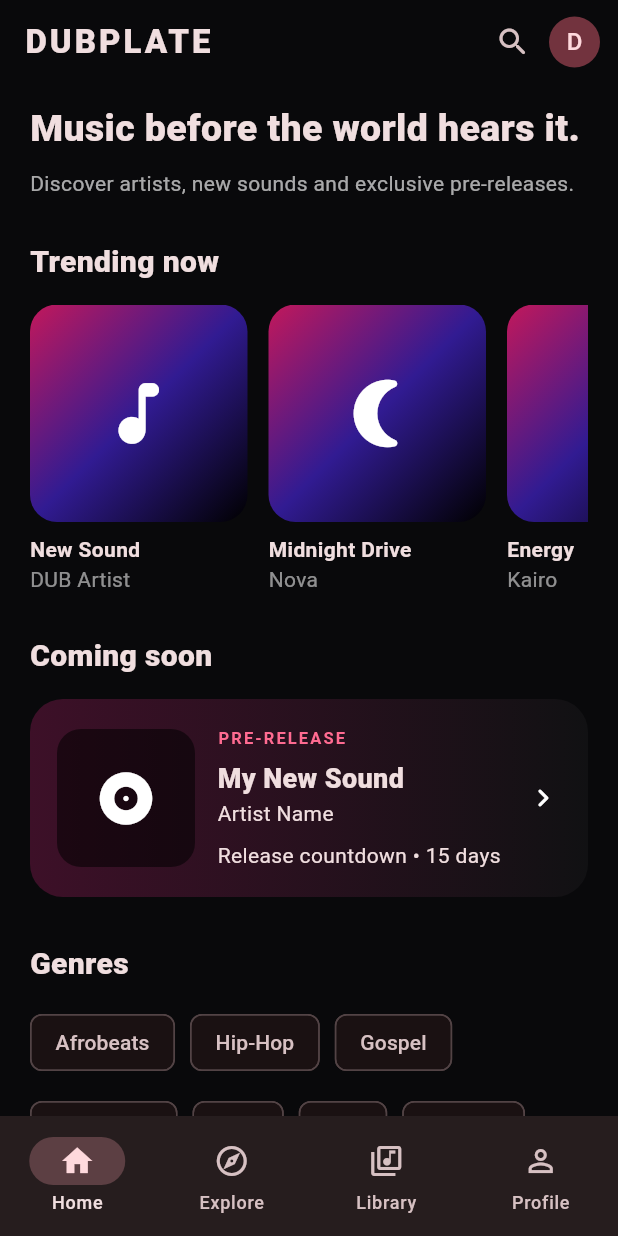
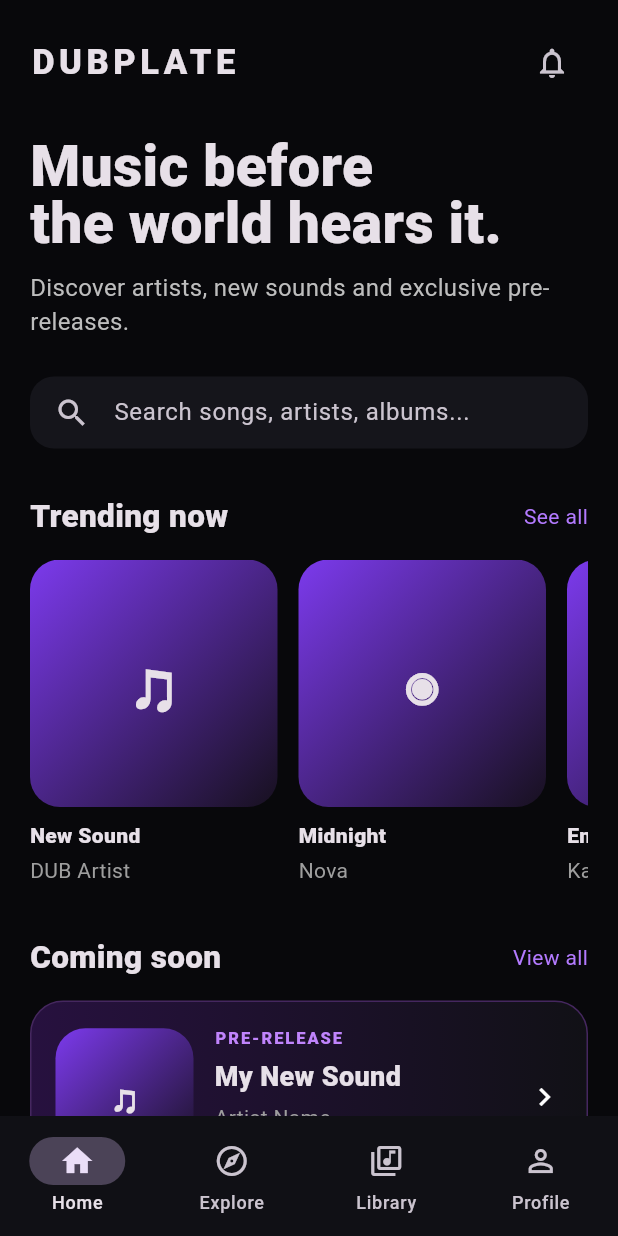
Before and after one commit to adeyemionidajo-bit/debplate, a Flutter app: the screen it shows after launch, on a phone screen of 412 x 824 dp. Run offline on Flutter 3.47's test engine with Material 3 defaults, Android fonts, the phone set to English and light mode, and no system bars.

Commit message:
Build DUBPLATE mobile app screens and player

```diff
--- a/lib/main.dart
+++ b/lib/main.dart
@@ -4,110 +4,58 @@ void main() => runApp(const DubplateApp());
 
 class DubplateApp extends StatelessWidget {
   const DubplateApp({super.key});
+  @override
+  Widget build(BuildContext context) => MaterialApp(
+    title: 'DUBPLATE',
+    debugShowCheckedModeBanner: false,
+    theme: ThemeData(
+      brightness: Brightness.dark,
+      scaffoldBackgroundColor: const Color(0xFF08080B),
+      colorScheme: ColorScheme.fromSeed(seedColor: const Color(0xFF9B5CFF), brightness: Brightness.dark),
+      useMaterial3: true,
+    ),
+    home: const DubplateShell(),
+  );
+}
+
+class Track {
+  final String title, artist, symbol;
+  const Track(this.title, this.artist, this.symbol);
+}
+
+const tracks = [
+  Track('New Sound', 'DUB Artist', '♫'),
+  Track('Midnight', 'Nova', '◉'),
+  Track('Energy', 'Kairo', '⚡'),
+  Track('After Rain', 'Maya', '☼'),
+  Track('Lagos Nights', 'The Wave', '◌'),
+];
+
+class DubplateShell extends StatefulWidget {
+  const DubplateShell({super.key});
+  @override State<DubplateShell> createState() => _DubplateShellState();
+}
+
+class _DubplateShellState extends State<DubplateShell> {
+  int tab = 0;
+  int? selected;
+  bool playing = false;
+
+  void play(int index) => setState(() { selected = index; playing = true; });
 
   @override
   Widget build(BuildContext context) {
-    return MaterialApp(
-      debugShowCheckedModeBanner: false,
-      title: 'DUBPLATE',
-      theme: ThemeData(
-        brightness: Brightness.dark,
-        scaffoldBackgroundColor: const Color(0xFF09090B),
-        colorScheme: ColorScheme.fromSeed(
-          seedColor: const Color(0xFFFF3D71),
-          brightness: Brightness.dark,
-        ),
-        useMaterial3: true,
-      ),
-      home: const HomePage(),
-    );
-  }
-}
-
-class HomePage extends StatefulWidget {
-  const HomePage({super.key});
-
-  @override
-  State<HomePage> createState() => _HomePageState();
-}
-
-class _HomePageState extends State<HomePage> {
-  int selectedIndex = 0;
-  bool isPlaying = false;
-
-  final titles = ['New Sound', 'Midnight Drive', 'Energy', 'After Rain', 'Lagos Nights'];
-  final artists = ['DUB Artist', 'Nova', 'Kairo', 'Maya', 'The Wave'];
-
-  @override
-  Widget build(BuildContext context) {
+    final pages = [_home(), _explore(), _library(), _profile()];
     return Scaffold(
-      appBar: AppBar(
-        backgroundColor: Colors.transparent,
-        title: const Text('DUBPLATE', style: TextStyle(fontWeight: FontWeight.w900, letterSpacing: 2)),
-        actions: [
-          IconButton(onPressed: () {}, icon: const Icon(Icons.search_rounded)),
-          const Padding(padding: EdgeInsets.only(right: 12), child: CircleAvatar(radius: 17, child: Text('D'))),
-        ],
-      ),
-      body: ListView(
-        padding: const EdgeInsets.fromLTRB(20, 12, 20, 120),
-        children: [
-          const Text('Music before the world hears it.', style: TextStyle(fontSize: 25, fontWeight: FontWeight.w800)),
-          const SizedBox(height: 8),
-          Text('Discover artists, new sounds and exclusive pre-releases.', style: TextStyle(color: Colors.white.withOpacity(.65))),
-          const SizedBox(height: 28),
-          const SectionTitle('Trending now'),
-          const SizedBox(height: 14),
-          SizedBox(
-            height: 190,
-            child: ListView.separated(
-              scrollDirection: Axis.horizontal,
-              itemCount: titles.length,
-              separatorBuilder: (_, __) => const SizedBox(width: 14),
-              itemBuilder: (_, i) => GestureDetector(
-                onTap: () => setState(() => isPlaying = true),
-                child: MusicCard(title: titles[i], artist: artists[i], index: i),
-              ),
-            ),
-          ),
-          const SizedBox(height: 30),
-          const SectionTitle('Coming soon'),
-          const SizedBox(height: 14),
-          GestureDetector(
-            onTap: () => setState(() => isPlaying = true),
-            child: const PreReleaseCard(),
-          ),
-          const SizedBox(height: 30),
-          const SectionTitle('Genres'),
-          const SizedBox(height: 14),
-          Wrap(
-            spacing: 10,
-            runSpacing: 10,
-            children: ['Afrobeats', 'Hip-Hop', 'Gospel', 'Amapiano', 'R&B', 'Pop', 'Reggae', 'Jazz']
-                .map((g) => Chip(label: Text(g)))
-                .toList(),
-          ),
-        ],
-      ),
+      body: SafeArea(child: pages[tab]),
       bottomNavigationBar: Column(
         mainAxisSize: MainAxisSize.min,
         children: [
-          if (isPlaying)
-            Container(
-              margin: const EdgeInsets.symmetric(horizontal: 10, vertical: 6),
-              padding: const EdgeInsets.symmetric(horizontal: 10, vertical: 6),
-              decoration: BoxDecoration(color: const Color(0xFF1A1A1D), borderRadius: BorderRadius.circular(15)),
-              child: Row(children: [
-                const Icon(Icons.album_rounded, size: 38),
-                const SizedBox(width: 10),
-                const Expanded(child: Column(crossAxisAlignment: CrossAxisAlignment.start, children: [Text('Midnight Drive', style: TextStyle(fontWeight: FontWeight.bold)), Text('Nova', style: TextStyle(color: Colors.white54, fontSize: 11))])),
-                IconButton(onPressed: () => setState(() => isPlaying = !isPlaying), icon: Icon(isPlaying ? Icons.pause_circle_filled : Icons.play_circle_fill)),
-                IconButton(onPressed: () {}, icon: const Icon(Icons.skip_next)),
-              ]),
-            ),
+          if (selected != null) _miniPlayer(),
           NavigationBar(
-            selectedIndex: selectedIndex,
-            onDestinationSelected: (index) => setState(() => selectedIndex = index),
+            selectedIndex: tab,
+            onDestinationSelected: (i) => setState(() => tab = i),
+            backgroundColor: const Color(0xFF101015),
             destinations: const [
               NavigationDestination(icon: Icon(Icons.home_outlined), selectedIcon: Icon(Icons.home), label: 'Home'),
               NavigationDestination(icon: Icon(Icons.explore_outlined), selectedIcon: Icon(Icons.explore), label: 'Explore'),
@@ -119,64 +67,130 @@ class _HomePageState extends State<HomePage> {
       ),
     );
   }
-}
 
-class SectionTitle extends StatelessWidget {
-  final String title;
-  const SectionTitle(this.title, {super.key});
-  @override
-  Widget build(BuildContext context) => Text(title, style: const TextStyle(fontSize: 20, fontWeight: FontWeight.w800));
-}
+  Widget _home() => CustomScrollView(slivers: [
+    SliverPadding(
+      padding: const EdgeInsets.fromLTRB(20, 18, 20, 30),
+      sliver: SliverList(delegate: SliverChildListDelegate([
+        Row(children: [
+          const Expanded(child: Text('DUBPLATE', style: TextStyle(fontSize: 23, fontWeight: FontWeight.w900, letterSpacing: 3))),
+          IconButton(onPressed: () {}, icon: const Icon(Icons.notifications_none)),
+        ]),
+        const SizedBox(height: 26),
+        const Text('Music before\nthe world hears it.', style: TextStyle(fontSize: 38, height: 1, fontWeight: FontWeight.w900)),
+        const SizedBox(height: 12),
+        Text('Discover artists, new sounds and exclusive pre-releases.', style: TextStyle(color: Colors.grey.shade400, fontSize: 16)),
+        const SizedBox(height: 25),
+        _searchBox(),
+        const SizedBox(height: 30),
+        _heading('Trending now', 'See all'),
+        const SizedBox(height: 14),
+        SizedBox(height: 225, child: ListView.separated(
+          scrollDirection: Axis.horizontal,
+          itemCount: tracks.length,
+          separatorBuilder: (_, __) => const SizedBox(width: 14),
+          itemBuilder: (_, i) => GestureDetector(
+            onTap: () => play(i),
+            child: SizedBox(width: 165, child: Column(crossAxisAlignment: CrossAxisAlignment.start, children: [
+              _cover(tracks[i].symbol, 165),
+              const SizedBox(height: 9),
+              Text(tracks[i].title, style: const TextStyle(fontWeight: FontWeight.w800)),
+              const SizedBox(height: 3),
+              Text(tracks[i].artist, style: TextStyle(color: Colors.grey.shade500)),
+            ])),
+          ),
+        )),
+        const SizedBox(height: 25),
+        _heading('Coming soon', 'View all'),
+        const SizedBox(height: 14),
+        GestureDetector(onTap: () => play(0), child: _preRelease()),
+        const SizedBox(height: 28),
+        _heading('Browse genres', ''),
+        const SizedBox(height: 14),
+        Wrap(spacing: 9, runSpacing: 9, children: ['Afrobeats','Hip-Hop','Gospel','Amapiano','R&B','Pop','Reggae','Jazz']
+          .map((g) => Chip(label: Text(g), backgroundColor: const Color(0xFF17171E))).toList()),
+      ])),
+    ),
+  ]);
 
-class MusicCard extends StatelessWidget {
-  final String title;
-  final String artist;
-  final int index;
-  const MusicCard({required this.title, required this.artist, required this.index, super.key});
+  Widget _explore() => _page(Icons.explore_outlined, 'Explore', 'Search and discover songs, albums, artists and genres.');
+  Widget _library() => _page(Icons.library_music_outlined, 'Your Library', 'Liked music, purchases, playlists and saved pre-releases will appear here.');
+  Widget _profile() => _page(Icons.person_outline, 'Profile', 'Your DUBPLATE listener and artist profile will live here.');
 
-  @override
-  Widget build(BuildContext context) {
-    final icons = [Icons.music_note_rounded, Icons.nightlight_round, Icons.bolt_rounded, Icons.water_drop_rounded, Icons.location_city_rounded];
-    return SizedBox(
-      width: 145,
-      child: Column(crossAxisAlignment: CrossAxisAlignment.start, children: [
-        Container(
-          height: 145,
-          decoration: BoxDecoration(
-            borderRadius: BorderRadius.circular(18),
-            gradient: LinearGradient(begin: Alignment.topLeft, end: Alignment.bottomRight, colors: [Colors.pink.shade700, Colors.deepPurple.shade900, Colors.black]),
-          ),
-          child: Center(child: Icon(icons[index], size: 54)),
-        ),
-        const SizedBox(height: 8),
-        Text(title, maxLines: 1, overflow: TextOverflow.ellipsis, style: const TextStyle(fontWeight: FontWeight.bold)),
-        Text(artist, style: TextStyle(color: Colors.white.withOpacity(.55))),
+  Widget _page(IconData icon, String title, String subtitle) => Center(
+    child: Padding(
+      padding: const EdgeInsets.all(28),
+      child: Column(mainAxisAlignment: MainAxisAlignment.center, children: [
+        Icon(icon, size: 65, color: const Color(0xFFB37AFF)),
+        const SizedBox(height: 18),
+        Text(title, style: const TextStyle(fontSize: 30, fontWeight: FontWeight.w900)),
+        const SizedBox(height: 10),
+        Text(subtitle, textAlign: TextAlign.center, style: TextStyle(color: Colors.grey.shade500, fontSize: 16)),
+      ]),
+    ),
+  );
+
+  Widget _searchBox() => Container(
+    padding: const EdgeInsets.symmetric(horizontal: 16),
+    decoration: BoxDecoration(color: const Color(0xFF15151B), borderRadius: BorderRadius.circular(16)),
+    child: const TextField(
+      decoration: InputDecoration(border: InputBorder.none, icon: Icon(Icons.search), hintText: 'Search songs, artists, albums...'),
+    ),
+  );
+
+  Widget _heading(String a, String b) => Row(
+    mainAxisAlignment: MainAxisAlignment.spaceBetween,
+    children: [Text(a, style: const TextStyle(fontSize: 21, fontWeight: FontWeight.w900)), if (b.isNotEmpty) Text(b, style: const TextStyle(color: Color(0xFFB37AFF)))],
+  );
+
+  Widget _cover(String symbol, double size) => Container(
+    width: size, height: size,
+    decoration: BoxDecoration(
+      borderRadius: BorderRadius.circular(20),
+      gradient: const LinearGradient(colors: [Color(0xFF7C3AED), Color(0xFF17101F)], begin: Alignment.topLeft, end: Alignment.bottomRight),
+    ),
+    child: Center(child: Text(symbol, style: TextStyle(fontSize: size * .28, fontWeight: FontWeight.w900))),
+  );
+
+  Widget _preRelease() => Container(
+    padding: const EdgeInsets.all(16),
+    decoration: BoxDecoration(
+      borderRadius: BorderRadius.circular(22),
+      gradient: const LinearGradient(colors: [Color(0xFF27113F), Color(0xFF111116)]),
+      border: Border.all(color: const Color(0xFF45275F)),
+    ),
+    child: Row(children: [
+      _cover('♫', 92),
+      const SizedBox(width: 14),
+      const Expanded(child: Column(crossAxisAlignment: CrossAxisAlignment.start, children: [
+        Text('PRE-RELEASE', style: TextStyle(color: Color(0xFFC084FC), fontWeight: FontWeight.w900, fontSize: 11, letterSpacing: 1.3)),
+        SizedBox(height: 5),
+        Text('My New Sound', style: TextStyle(fontWeight: FontWeight.w900, fontSize: 18)),
+        SizedBox(height: 4),
+        Text('Artist Name', style: TextStyle(color: Colors.grey)),
+        SizedBox(height: 7),
+        Text('Release countdown • 15 days', style: TextStyle(color: Colors.white70, fontSize: 12)),
+      ])),
+      const Icon(Icons.chevron_right),
+    ]),
+  );
+
+  Widget _miniPlayer() {
+    final t = tracks[selected!];
+    return Container(
+      margin: const EdgeInsets.fromLTRB(10, 6, 10, 6),
+      padding: const EdgeInsets.symmetric(horizontal: 10, vertical: 7),
+      decoration: BoxDecoration(color: const Color(0xFF17171D), borderRadius: BorderRadius.circular(16), border: Border.all(color: const Color(0xFF292932))),
+      child: Row(children: [
+        _cover(t.symbol, 45),
+        const SizedBox(width: 10),
+        Expanded(child: Column(crossAxisAlignment: CrossAxisAlignment.start, children: [
+          Text(t.title, style: const TextStyle(fontWeight: FontWeight.w800)),
+          Text(t.artist, style: TextStyle(color: Colors.grey.shade500, fontSize: 12)),
+        ])),
+        IconButton(onPressed: () => setState(() => playing = !playing), icon: Icon(playing ? Icons.pause_circle_filled : Icons.play_circle_fill, size: 32)),
+        IconButton(onPressed: () {}, icon: const Icon(Icons.skip_next)),
       ]),
     );
   }
 }
-
-class PreReleaseCard extends StatelessWidget {
-  const PreReleaseCard({super.key});
-
-  @override
-  Widget build(BuildContext context) {
-    return Container(
-      padding: const EdgeInsets.all(18),
-      decoration: BoxDecoration(borderRadius: BorderRadius.circular(22), gradient: const LinearGradient(colors: [Color(0xFF3D1028), Color(0xFF111113)])),
-      child: Row(children: [
-        Container(width: 92, height: 92, decoration: BoxDecoration(borderRadius: BorderRadius.circular(16), color: Colors.black54), child: const Icon(Icons.album_rounded, size: 42)),
-        const SizedBox(width: 15),
-        const Expanded(child: Column(crossAxisAlignment: CrossAxisAlignment.start, children: [
-          Text('PRE-RELEASE', style: TextStyle(fontSize: 11, fontWeight: FontWeight.bold, letterSpacing: 1.4, color: Color(0xFFFF6B91))),
-          SizedBox(height: 6),
-          Text('My New Sound', style: TextStyle(fontSize: 18, fontWeight: FontWeight.w800)),
-          Text('Artist Name'),
-          SizedBox(height: 8),
-          Text('Release countdown • 15 days'),
-        ])),
-        const Icon(Icons.chevron_right_rounded),
-      ]),
-    );
-  }
-}
```
